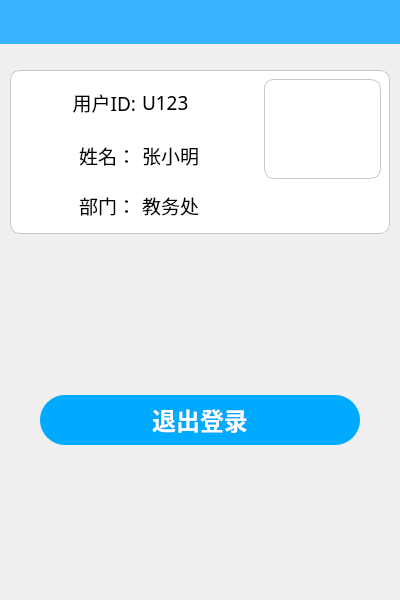
wps139hf/app, file pages/MinePage.ui: the form before one commit.
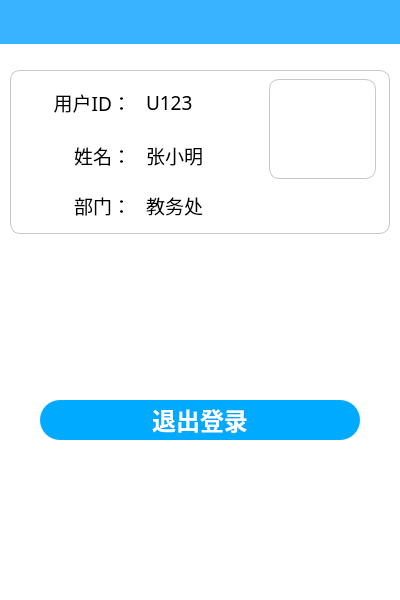
The form after the commit. Custom widgets are drawn as their Qt base class.

Commit message: add RoomList; update page style;

```diff
--- a/pages/MinePage.ui
+++ b/pages/MinePage.ui
@@ -14,7 +14,7 @@
    <string>Form</string>
   </property>
   <property name="styleSheet">
-   <string notr="true"/>
+   <string notr="true">background-color: rgb(255, 255, 255);</string>
   </property>
   <layout class="QVBoxLayout" name="verticalLayout_2">
    <property name="leftMargin">
@@ -87,6 +87,18 @@
        <layout class="QVBoxLayout" name="verticalLayout">
         <item>
          <layout class="QGridLayout" name="gridLayout">
+          <property name="leftMargin">
+           <number>5</number>
+          </property>
+          <property name="rightMargin">
+           <number>5</number>
+          </property>
+          <property name="horizontalSpacing">
+           <number>15</number>
+          </property>
+          <property name="verticalSpacing">
+           <number>6</number>
+          </property>
           <item row="0" column="0">
            <widget class="QLabel" name="label">
             <property name="minimumSize">
@@ -106,7 +118,7 @@
 border:none;</string>
             </property>
             <property name="text">
-             <string>用户ID:</string>
+             <string>用户ID：</string>
             </property>
             <property name="alignment">
              <set>Qt::AlignRight|Qt::AlignTrailing|Qt::AlignVCenter</set>
@@ -291,7 +303,7 @@
        <property name="minimumSize">
         <size>
          <width>0</width>
-         <height>50</height>
+         <height>40</height>
         </size>
        </property>
        <property name="font">
@@ -307,7 +319,7 @@
     border: none;
 	background-color: rgb(0, 170, 255);
 	color: white;   
-	border-radius: 25px;                        
+	border-radius: 20px;                        
 }
 
 QPushButton:pressed{
```
Left out of the diff: 4 changed lines with no effect on the pictures. The commit also changes 10 other files.
